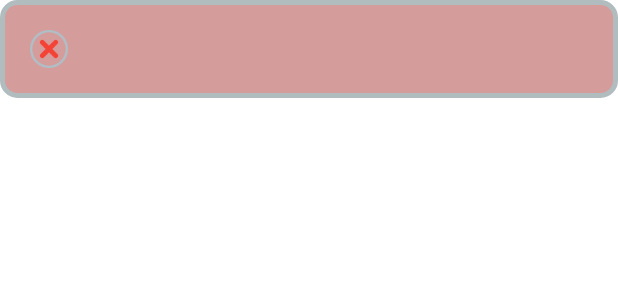
After one commit to nikhilkatekhaye/ToastLibrary, an Android app: the layout failure_toast.xml on its own in the app's theme, with its tools: preview values and no code run, on a phone screen of 412 x 824 dp. The commit adds this screen. Shown: the top 300 px of the screen. Run offline under Robolectric (Android 15) with nearby library versions, the phone set to English and light mode, and no system bars.

Commit message:
changes added with new toasts

```diff
--- /dev/null
+++ b/ToastLib/src/main/res/drawable/failure_bg_round.xml
@@ -0,0 +1,7 @@
+<?xml version="1.0" encoding="UTF-8"?>
+<shape xmlns:android="http://schemas.android.com/apk/res/android">
+    <solid android:color="#D59C9C"/>
+    <stroke android:width="3dp" android:color="#B1BCBE" />
+    <corners android:radius="10dp"/>
+    <padding android:left="0dp" android:top="0dp" android:right="0dp" android:bottom="0dp" />
+</shape>
--- /dev/null
+++ b/ToastLib/src/main/res/layout/failure_toast.xml
@@ -0,0 +1,24 @@
+<LinearLayout xmlns:android="http://schemas.android.com/apk/res/android"
+    android:id="@+id/toast_layout_root"
+    android:layout_width="match_parent"
+    android:layout_height="wrap_content"
+    android:background="@drawable/failure_bg_round"
+    android:orientation="horizontal"
+    android:padding="20dp">
+
+    <ImageView
+        android:id="@+id/image"
+        android:layout_width="25dp"
+        android:layout_height="25dp"
+        android:src="@drawable/cancel"
+        android:layout_gravity="center" />
+
+    <TextView
+        android:id="@+id/text"
+        android:layout_width="100dp"
+        android:layout_height="wrap_content"
+        android:textSize="16sp"
+        android:layout_marginStart="10dp"
+        android:layout_gravity="center"
+        android:textColor="#FFF" />
+</LinearLayout>
--- a/app/build.gradle
+++ b/app/build.gradle
@@ -38,6 +38,7 @@ dependencies {
     implementation 'androidx.appcompat:appcompat:1.1.0'
     implementation 'com.google.android.material:material:1.1.0'
     implementation 'androidx.constraintlayout:constraintlayout:1.1.3'
+    implementation project(path: ':ToastLib')
     testImplementation 'junit:junit:4.+'
     androidTestImplementation 'androidx.test.ext:junit:1.1.1'
     androidTestImplementation 'androidx.test.espresso:espresso-core:3.2.0'
--- a/app/src/main/java/com/nikhil/toastdemoapp/MainActivity.kt
+++ b/app/src/main/java/com/nikhil/toastdemoapp/MainActivity.kt
@@ -2,10 +2,13 @@ package com.nikhil.toastdemoapp
 
 import androidx.appcompat.app.AppCompatActivity
 import android.os.Bundle
+import com.nikhil.toastlib.ToasterMessage
 
 class MainActivity : AppCompatActivity() {
     override fun onCreate(savedInstanceState: Bundle?) {
         super.onCreate(savedInstanceState)
         setContentView(R.layout.activity_main)
+        var toasterMessage = ToasterMessage()
+        toasterMessage.failureToast(this,"Hello Nikhil")
     }
 }
```
Also changed, not shown: ToastLib/src/main/java/com/nikhil/toastlib/ToasterMessage.kt (+34 -0 lines), ToastLib/src/main/res/drawable/success_bg_round.xml (added, +7 -0 lines), ToastLib/src/main/res/layout/success_toast.xml (added, +24 -0 lines), ToastLib/src/main/res/drawable/cancel.png (added), ToastLib/src/main/res/drawable/success.png (added), gradle/wrapper/gradle-wrapper.properties.
